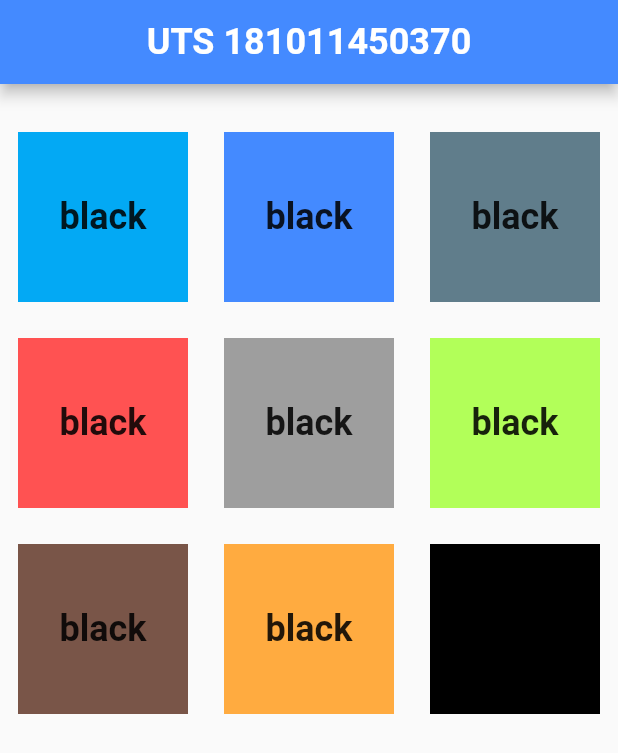
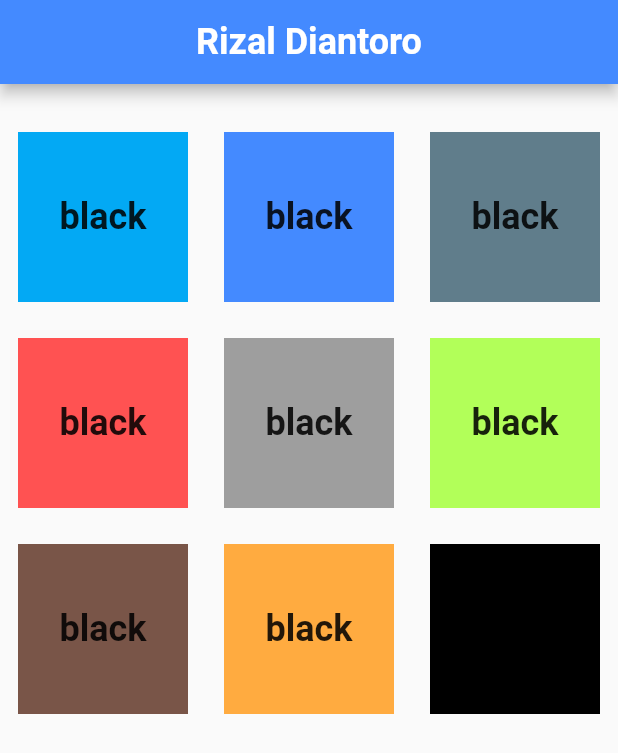
Before and after one commit to Rizaldntro/uts_181011450370, a Flutter app: the screen it shows after launch, on a phone screen of 412 x 824 dp. Shown: the top 753 px of the screen. Run offline on Flutter 3.47's test engine with Material 2 defaults, Android fonts, the light colour scheme and no system bars.

Commit message:
Update main.dart

```diff
--- a/lib/main.dart
+++ b/lib/main.dart
@@ -16,7 +16,7 @@ class _MyAppState extends State<MyApp> {
     return Scaffold(
         appBar: AppBar(
           title: Text(
-            "UTS 181011450370",
+            "Rizal Diantoro",
             style: new TextStyle(fontSize: 24.0, fontWeight: FontWeight.bold),
           ),
           backgroundColor: Colors.blueAccent,
```
